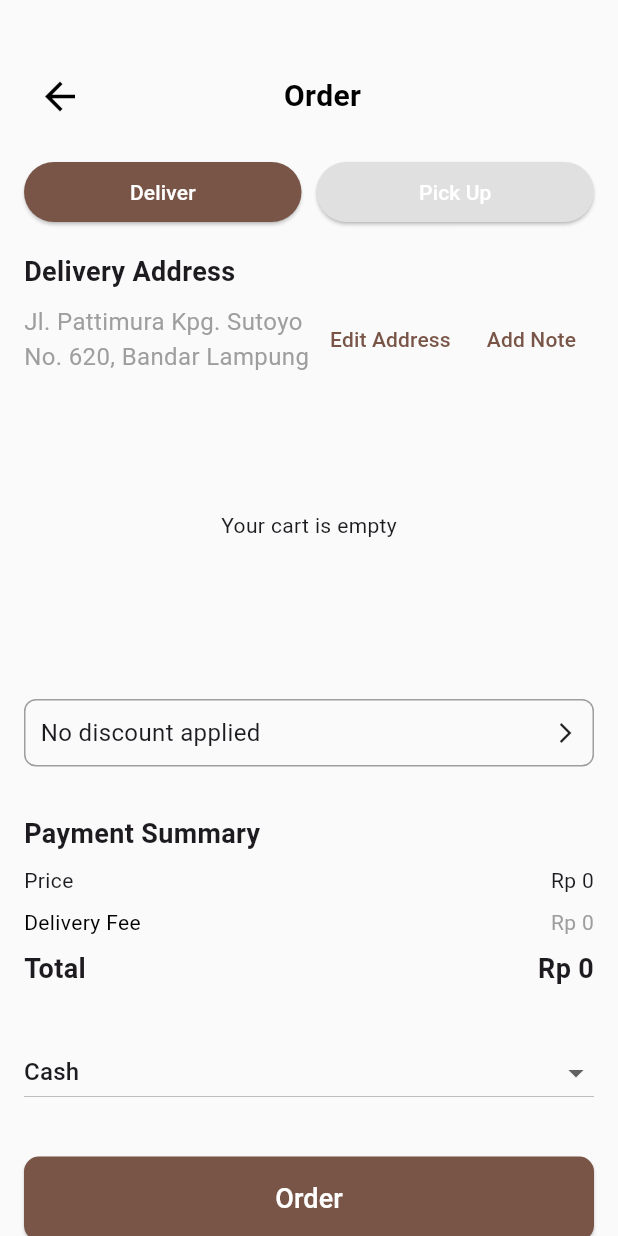
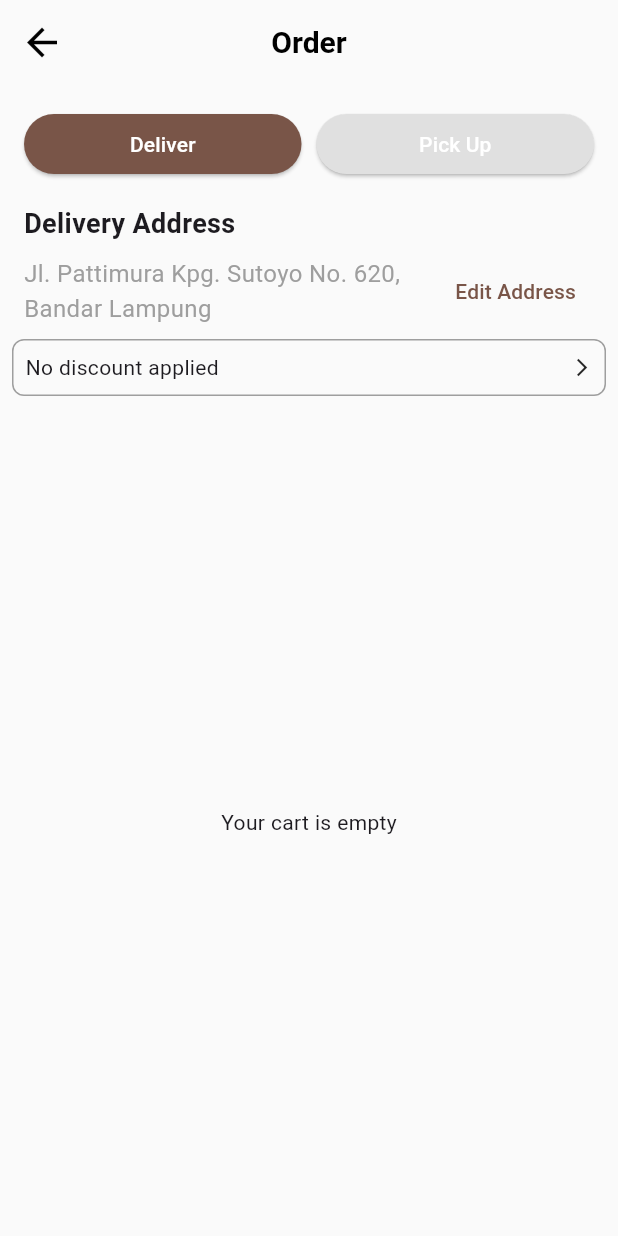
Before and after one commit to tristangautamaa/zeat-app, a Flutter app: the ShoppingCartPage screen opened by its route, on a phone screen of 412 x 824 dp. Run offline on Flutter 3.47's test engine with Material 3 defaults, Android fonts, the phone set to English and light mode, and no system bars.

Commit message:
Finalized order page

```diff
--- a/lib/home_page.dart
+++ b/lib/home_page.dart
@@ -12,7 +12,6 @@ class HomePage extends StatefulWidget {
 class HomePageState extends State<HomePage> {
   String? _selectedCategory = 'All Pastry';
   final TextEditingController _searchController = TextEditingController();
-  final NumberFormat _numberFormat = NumberFormat('#,###', 'id_ID');
   final List<Map<String, dynamic>> _menuItems = [
     // Puff Pastry
     {
@@ -350,7 +349,6 @@ class MenuItemCard extends StatelessWidget {
 
   @override
   Widget build(BuildContext context) {
-    final NumberFormat numberFormat = NumberFormat('#,###', 'id_ID');
     // Adjust font size based on name length
     double nameFontSize = name.length > 12 ? 14.0 : 18.0;
 
@@ -387,8 +385,8 @@ class MenuItemCard extends StatelessWidget {
                 fontWeight: FontWeight.bold,
               ),
               textAlign: TextAlign.center,
-              overflow: TextOverflow.ellipsis, // Add ellipsis for overflow
-              maxLines: 1, // Limit to one line
+              overflow: TextOverflow.ellipsis,
+              maxLines: 1,
             ),
             Text(
               category,
@@ -401,7 +399,7 @@ class MenuItemCard extends StatelessWidget {
               mainAxisAlignment: MainAxisAlignment.center,
               children: [
                 Text(
-                  'Rp ${numberFormat.format(price)}',
+                  'Rp ${NumberFormat('#,###', 'id_ID').format(price)}',
                   style: TextStyle(fontSize: 16, color: Colors.black),
                 ),
                 SizedBox(width: 10),
--- a/lib/shopping_cart_page.dart
+++ b/lib/shopping_cart_page.dart
@@ -2,6 +2,8 @@ import 'package:flutter/material.dart';
 import 'package:provider/provider.dart';
 import 'package:intl/intl.dart';
 import 'cart_provider.dart';
+import 'order_tracking_delivery_page.dart';
+import 'order_tracking_pickup_page.dart';
 
 class ShoppingCartPage extends StatefulWidget {
   const ShoppingCartPage({super.key});
@@ -16,7 +18,6 @@ class _ShoppingCartPageState extends State<ShoppingCartPage> {
   final String _storeLocation = 'Bakery Delight, Jl. Merdeka No. 123, Jakarta';
   String _paymentMethod = 'Cash';
   bool _discountApplied = false;
-  final NumberFormat _numberFormat = NumberFormat('#,###', 'id_ID');
 
   @override
   void initState() {
@@ -87,9 +88,9 @@ class _ShoppingCartPageState extends State<ShoppingCartPage> {
 
   // Simulate pick-up time (current time + 30 minutes)
   String get _pickUpTime {
-    final now = DateTime.now(); // 10:23 AM WIB, May 19, 2025
+    final now = DateTime.now();
     final pickUpTime = now.add(const Duration(minutes: 30));
-    return DateFormat('hh:mm a').format(pickUpTime); // 10:53 AM
+    return DateFormat('hh:mm a').format(pickUpTime);
   }
 
   @override
@@ -97,44 +98,28 @@ class _ShoppingCartPageState extends State<ShoppingCartPage> {
     final cart = Provider.of<CartProvider>(context);
     final bool isCartEmpty = cart.items.isEmpty;
 
-    // Determine delivery fee and address based on delivery method and cart state
+    // Determine delivery fee and address based on cart state
     final int deliveryFee =
-        isCartEmpty
-            ? 0
-            : (_deliveryMethod == 'Pick Up'
-                ? 0
-                : (_discountApplied ? 1000 : 5000));
+        isCartEmpty ? 0 : 5000; // Fixed at 5000 for both methods
     final String orderAddress =
         _deliveryMethod == 'Pick Up' ? _storeLocation : _deliveryAddress;
     final double cartTotal = cart.totalPrice;
-    final double discountAmount = _discountApplied && !isCartEmpty ? 5000 : 0;
+    final double discountAmount =
+        _discountApplied && !isCartEmpty ? 4000 : 0; // Discount is 4000
     final double total = cartTotal + deliveryFee - discountAmount;
 
     return Scaffold(
       backgroundColor: Colors.grey[50],
-      body: SingleChildScrollView(
-        child: Column(
-          children: [
-            Padding(
-              padding: const EdgeInsets.only(
-                top: 40.0,
-                left: 16.0,
-                right: 16.0,
-              ),
-              child: Row(
-                mainAxisAlignment: MainAxisAlignment.spaceBetween,
-                children: [
-                  IconButton(
-                    icon: const Icon(
-                      Icons.arrow_back,
-                      size: 30,
-                      color: Colors.black,
-                    ),
+      appBar: AppBar(
+        backgroundColor: Colors.grey[50],
+        elevation: 0,
+        leading: IconButton(
+          icon: const Icon(Icons.arrow_back, size: 30, color: Colors.black),
           onPressed: () {
             Navigator.pop(context);
           },
         ),
-                  const Text(
+        title: const Text(
           'Order',
           style: TextStyle(
             fontSize: 20,
@@ -142,10 +127,13 @@ class _ShoppingCartPageState extends State<ShoppingCartPage> {
             color: Colors.black,
           ),
         ),
-                  const SizedBox(width: 30),
-                ],
+        centerTitle: true,
       ),
-            ),
+      body: Stack(
+        children: [
+          Column(
+            children: [
+              // Non-scrollable middle section
               Padding(
                 padding: const EdgeInsets.all(16.0),
                 child: Row(
@@ -223,23 +211,12 @@ class _ShoppingCartPageState extends State<ShoppingCartPage> {
                               maxLines: 2,
                             ),
                           ),
-                        Row(
-                          children: [
                           TextButton(
                             onPressed: _editAddress,
                             child: const Text(
                               'Edit Address',
                               style: TextStyle(color: Colors.brown),
                             ),
-                            ),
-                            TextButton(
-                              onPressed: () {},
-                              child: const Text(
-                                'Add Note',
-                                style: TextStyle(color: Colors.brown),
-                              ),
-                            ),
-                          ],
                           ),
                         ],
                       ),
@@ -262,12 +239,15 @@ class _ShoppingCartPageState extends State<ShoppingCartPage> {
                       const SizedBox(height: 8),
                       Text(
                         _storeLocation,
-                      style: const TextStyle(fontSize: 16, color: Colors.grey),
+                        style: const TextStyle(
+                          fontSize: 16,
+                          color: Colors.grey,
+                        ),
                       ),
                     ],
                   ),
                 ),
-              const SizedBox(height: 16),
+                const SizedBox(height: 8),
                 Padding(
                   padding: const EdgeInsets.symmetric(horizontal: 16.0),
                   child: GestureDetector(
@@ -281,7 +261,7 @@ class _ShoppingCartPageState extends State<ShoppingCartPage> {
                       );
                     },
                     child: Container(
-                    height: 200,
+                      height: 100,
                       width: double.infinity,
                       decoration: BoxDecoration(
                         borderRadius: BorderRadius.circular(10),
@@ -293,7 +273,7 @@ class _ShoppingCartPageState extends State<ShoppingCartPage> {
                           'assets/jakarta_map.png',
                           fit: BoxFit.cover,
                           width: double.infinity,
-                        height: 200,
+                          height: 100,
                           errorBuilder: (context, error, stackTrace) {
                             return const Center(
                               child: Text(
@@ -311,37 +291,61 @@ class _ShoppingCartPageState extends State<ShoppingCartPage> {
                     ),
                   ),
                 ),
-              const SizedBox(height: 16),
+                const SizedBox(height: 8),
                 Padding(
                   padding: const EdgeInsets.symmetric(horizontal: 16.0),
                   child: Text(
                     'Pick up by $_pickUpTime',
                     style: const TextStyle(
-                    fontSize: 24,
+                      fontSize: 18,
                       fontWeight: FontWeight.bold,
                     ),
                   ),
                 ),
               ],
-            if (isCartEmpty) ...[
-              const SizedBox(
-                height: 200, // Placeholder height to avoid layout jump
-                child: Center(child: Text('Your cart is empty')),
+              Padding(
+                padding: const EdgeInsets.all(8.0),
+                child: GestureDetector(
+                  onTap: _showVoucherDialog,
+                  child: Container(
+                    padding: const EdgeInsets.all(8),
+                    decoration: BoxDecoration(
+                      border: Border.all(color: Colors.grey),
+                      borderRadius: BorderRadius.circular(8),
                     ),
-            ] else ...[
-              SizedBox(
-                height: 300, // Fixed height to ensure scrollable area
-                child: Consumer<CartProvider>(
-                  builder: (context, cart, child) {
-                    return ListView.builder(
-                      padding: const EdgeInsets.all(16),
+                    child: Row(
+                      mainAxisAlignment: MainAxisAlignment.spaceBetween,
+                      children: [
+                        Text(
+                          _discountApplied
+                              ? '1 Discount is Applies'
+                              : 'No discount applied',
+                          style: const TextStyle(fontSize: 14),
+                        ),
+                        const Icon(Icons.arrow_forward_ios, size: 14),
+                      ],
+                    ),
+                  ),
+                ),
+              ),
+              // Scrollable items section
+              Expanded(
+                child:
+                    isCartEmpty
+                        ? const Center(child: Text('Your cart is empty'))
+                        : ListView.builder(
+                          padding: const EdgeInsets.only(bottom: 200),
                           itemCount: cart.items.length,
                           itemBuilder: (context, index) {
                             final item = cart.items[index];
                             return Card(
-                          margin: const EdgeInsets.symmetric(vertical: 8),
+                              margin: const EdgeInsets.only(
+                                bottom: 4,
+                                left: 16,
+                                right: 16,
+                              ),
                               child: Padding(
-                            padding: const EdgeInsets.all(16.0),
+                                padding: const EdgeInsets.all(8.0),
                                 child: Row(
                                   children: [
                                     IconButton(
@@ -355,18 +359,22 @@ class _ShoppingCartPageState extends State<ShoppingCartPage> {
                                     ),
                                     Image.asset(
                                       item.image,
-                                  width: 50,
-                                  height: 50,
+                                      width: 40,
+                                      height: 40,
                                       fit: BoxFit.cover,
-                                  errorBuilder: (context, error, stackTrace) {
+                                      errorBuilder: (
+                                        context,
+                                        error,
+                                        stackTrace,
+                                      ) {
                                         return const Icon(
                                           Icons.error,
-                                      size: 50,
+                                          size: 40,
                                           color: Colors.red,
                                         );
                                       },
                                     ),
-                                const SizedBox(width: 16),
+                                    const SizedBox(width: 8),
                                     Expanded(
                                       child: Column(
                                         crossAxisAlignment:
@@ -375,16 +383,16 @@ class _ShoppingCartPageState extends State<ShoppingCartPage> {
                                           Text(
                                             item.name,
                                             style: const TextStyle(
-                                          fontSize: 16,
+                                              fontSize: 14,
                                               fontWeight: FontWeight.bold,
                                             ),
                                             overflow: TextOverflow.ellipsis,
                                             maxLines: 1,
                                           ),
                                           Text(
-                                        'Rp ${_numberFormat.format(item.price)}',
+                                            'Rp ${NumberFormat('#,###', 'id_ID').format(item.price)}',
                                             style: const TextStyle(
-                                          fontSize: 14,
+                                              fontSize: 12,
                                               color: Colors.grey,
                                             ),
                                           ),
@@ -413,38 +421,23 @@ class _ShoppingCartPageState extends State<ShoppingCartPage> {
                               ),
                             );
                           },
-                    );
-                  },
                         ),
               ),
             ],
+          ),
+          if (!isCartEmpty)
+            Positioned(
+              bottom: 0,
+              left: 0,
+              right: 0,
+              child: Container(
+                color: Colors.grey[50],
+                padding: const EdgeInsets.all(8.0),
+                child: Column(
+                  mainAxisSize: MainAxisSize.min,
+                  children: [
                     Padding(
-              padding: const EdgeInsets.all(16.0),
-              child: GestureDetector(
-                onTap: _showVoucherDialog,
-                child: Container(
-                  padding: const EdgeInsets.all(10),
-                  decoration: BoxDecoration(
-                    border: Border.all(color: Colors.grey),
-                    borderRadius: BorderRadius.circular(8),
-                  ),
-                  child: Row(
-                    mainAxisAlignment: MainAxisAlignment.spaceBetween,
-                    children: [
-                      Text(
-                        _discountApplied
-                            ? '1 Discount is Applies'
-                            : 'No discount applied',
-                        style: const TextStyle(fontSize: 16),
-                      ),
-                      const Icon(Icons.arrow_forward_ios, size: 16),
-                    ],
-                  ),
-                ),
-              ),
-            ),
-            Padding(
-              padding: const EdgeInsets.all(16.0),
+                      padding: const EdgeInsets.all(8.0),
                       child: Column(
                         children: [
                           Row(
@@ -459,50 +452,43 @@ class _ShoppingCartPageState extends State<ShoppingCartPage> {
                               ),
                             ],
                           ),
-                  const SizedBox(height: 8),
+                          const SizedBox(height: 4),
                           Row(
                             mainAxisAlignment: MainAxisAlignment.spaceBetween,
                             children: [
                               const Text('Price'),
-                      Text('Rp ${_numberFormat.format(cartTotal)}'),
+                              Text(
+                                'Rp ${NumberFormat('#,###', 'id_ID').format(cartTotal)}',
+                              ),
                             ],
                           ),
-                  const SizedBox(height: 8),
-                  if (_deliveryMethod == 'Deliver') ...[
+                          const SizedBox(height: 4),
+                          Row(
+                            mainAxisAlignment: MainAxisAlignment.spaceBetween,
+                            children: [
+                              const Text('Delivery Fee'),
+                              Text(
+                                'Rp ${NumberFormat('#,###', 'id_ID').format(deliveryFee)}',
+                              ),
+                            ],
+                          ),
+                          if (_discountApplied && !isCartEmpty) ...[
+                            const SizedBox(height: 4),
                             Row(
                               mainAxisAlignment: MainAxisAlignment.spaceBetween,
                               children: [
                                 const Text(
-                          'Delivery Fee',
-                          style: TextStyle(color: Colors.black),
+                                  'Discount',
+                                  style: TextStyle(color: Colors.green),
                                 ),
-                        Row(
-                          children: [
-                            if (!isCartEmpty && _discountApplied) ...[
                                 Text(
-                                'Rp ${_numberFormat.format(5000)}',
-                                style: const TextStyle(
-                                  decoration: TextDecoration.lineThrough,
-                                  color: Colors.grey,
-                                ),
-                              ),
-                              const SizedBox(width: 8),
-                              Text(
-                                'Rp ${_numberFormat.format(1000)}',
-                                style: const TextStyle(color: Colors.grey),
-                              ),
-                            ] else ...[
-                              Text(
-                                'Rp ${_numberFormat.format(deliveryFee)}',
-                                style: const TextStyle(color: Colors.grey),
-                              ),
-                            ],
-                          ],
+                                  '-Rp ${NumberFormat('#,###', 'id_ID').format(discountAmount)}',
+                                  style: const TextStyle(color: Colors.green),
                                 ),
                               ],
                             ),
                           ],
-                  const SizedBox(height: 8),
+                          const SizedBox(height: 4),
                           Row(
                             mainAxisAlignment: MainAxisAlignment.spaceBetween,
                             children: [
@@ -514,7 +500,7 @@ class _ShoppingCartPageState extends State<ShoppingCartPage> {
                                 ),
                               ),
                               Text(
-                        'Rp ${_numberFormat.format(total)}',
+                                'Rp ${NumberFormat('#,###', 'id_ID').format(total)}',
                                 style: const TextStyle(
                                   fontSize: 18,
                                   fontWeight: FontWeight.bold,
@@ -526,7 +512,7 @@ class _ShoppingCartPageState extends State<ShoppingCartPage> {
                       ),
                     ),
                     Padding(
-              padding: const EdgeInsets.all(16.0),
+                      padding: const EdgeInsets.all(8.0),
                       child: DropdownButton<String>(
                         value: _paymentMethod,
                         isExpanded: true,
@@ -544,29 +530,47 @@ class _ShoppingCartPageState extends State<ShoppingCartPage> {
                       ),
                     ),
                     Padding(
-              padding: const EdgeInsets.all(16.0),
+                      padding: const EdgeInsets.all(8.0),
                       child: ElevatedButton(
                         onPressed: () {
-                  try {
                           final cart = Provider.of<CartProvider>(
                             context,
                             listen: false,
                           );
-                    // Log order details for debugging (replace with logging framework in production)
-                    debugPrint(
-                      'Order placed (simulated): userId: placeholder_user_id, items: ${cart.items.map((item) => {"id": item.id, "name": item.name, "price": item.price, "quantity": item.quantity}).toList()}, totalAmount: $total, deliveryFee: $deliveryFee, deliveryAddress: $orderAddress, discountCode: ${_discountApplied ? 'DISKON50' : ''}, discountAmount: $discountAmount, paymentMethod: $_paymentMethod',
+                          // Placeholder for Firebase order insertion
+                          if (_deliveryMethod == 'Deliver') {
+                            Navigator.push(
+                              context,
+                              MaterialPageRoute(
+                                builder:
+                                    (context) => OrderTrackingDeliveryPage(
+                                      orderAddress: orderAddress,
+                                      total: total,
+                                      items: cart.items,
+                                      deliveryFee: deliveryFee,
+                                      paymentMethod: _paymentMethod,
+                                    ),
+                              ),
                             );
-                    Navigator.pushNamed(context, '/order-tracking');
-                  } catch (e, stackTrace) {
-                    debugPrint('Error placing order: $e\n$stackTrace');
-                    ScaffoldMessenger.of(context).showSnackBar(
-                      SnackBar(content: Text('Error placing order: $e')),
+                          } else {
+                            Navigator.push(
+                              context,
+                              MaterialPageRoute(
+                                builder:
+                                    (context) => OrderTrackingPickupPage(
+                                      storeLocation: _storeLocation,
+                                      pickUpTime: _pickUpTime,
+                                      total: total,
+                                      items: cart.items,
+                                      paymentMethod: _paymentMethod,
+                                    ),
+                              ),
                             );
                           }
                         },
                         style: ElevatedButton.styleFrom(
                           backgroundColor: Colors.brown,
-                  padding: const EdgeInsets.symmetric(vertical: 15),
+                          padding: const EdgeInsets.symmetric(vertical: 12),
                           shape: RoundedRectangleBorder(
                             borderRadius: BorderRadius.circular(10),
                           ),
@@ -583,6 +587,9 @@ class _ShoppingCartPageState extends State<ShoppingCartPage> {
                   ],
                 ),
               ),
+            ),
+        ],
+      ),
     );
   }
 }
```
Also changed, not shown: lib/menu_item_detail_page.dart (+4 -6 lines), lib/order_tracking_delivery_page.dart (added, +43 -0 lines), lib/order_tracking_pickup_page.dart (added, +50 -0 lines). Lines whose indentation alone changed are shown as unchanged.
